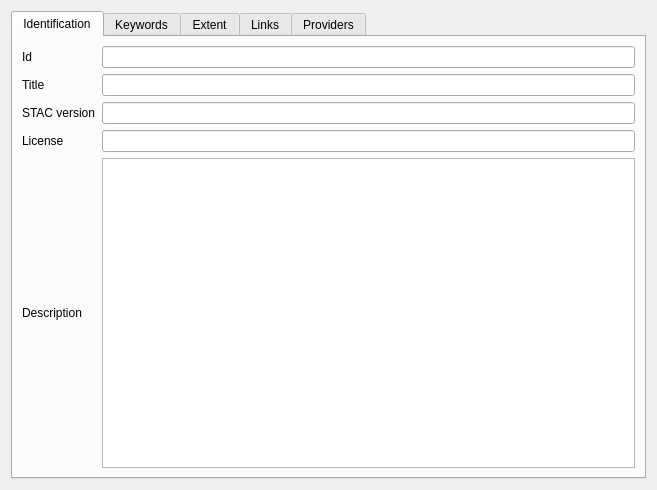
First picture: the form in src/qgis_stac/ui/collection_dialog.ui, repository stac-utils/qgis-stac-plugin, before the edit.
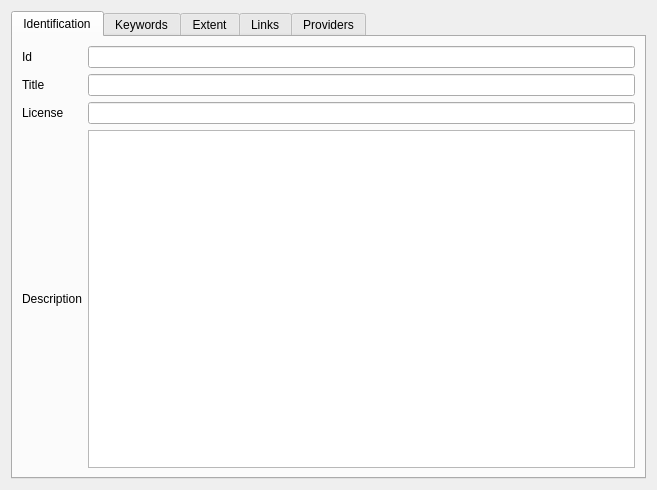
Second picture: the form after the edit. Custom widgets are drawn as their Qt base class.

Commit message: removed stac version from the collection dialog, until the pystac API add the property to the Collection model

```diff
--- a/src/qgis_stac/ui/collection_dialog.ui
+++ b/src/qgis_stac/ui/collection_dialog.ui
@@ -32,32 +32,6 @@
       <layout class="QVBoxLayout" name="verticalLayout">
        <item>
         <layout class="QGridLayout" name="gridLayout_5">
-         <item row="4" column="1">
-          <widget class="QTextEdit" name="description_le">
-           <property name="sizePolicy">
-            <sizepolicy hsizetype="Expanding" vsizetype="Expanding">
-             <horstretch>0</horstretch>
-             <verstretch>0</verstretch>
-            </sizepolicy>
-           </property>
-           <property name="toolTip">
-            <string>Detailed multi-line description to fully explain the collection.</string>
-           </property>
-           <property name="readOnly">
-            <bool>true</bool>
-           </property>
-          </widget>
-         </item>
-         <item row="4" column="0">
-          <widget class="QLabel" name="label_8">
-           <property name="toolTip">
-            <string>Detailed multi-line description to fully explain the collection.</string>
-           </property>
-           <property name="text">
-            <string>Description</string>
-           </property>
-          </widget>
-         </item>
          <item row="0" column="0">
           <widget class="QLabel" name="label_5">
            <property name="toolTip">
@@ -68,23 +42,10 @@
            </property>
           </widget>
          </item>
-         <item row="1" column="0">
-          <widget class="QLabel" name="label_2">
-           <property name="toolTip">
-            <string>A short descriptive one-line title for the collection.</string>
-           </property>
-           <property name="text">
-            <string>Title</string>
-           </property>
-          </widget>
-         </item>
          <item row="2" column="0">
-          <widget class="QLabel" name="label_11">
-           <property name="toolTip">
-            <string>The STAC version the collection implements.</string>
-           </property>
+          <widget class="QLabel" name="license_la">
            <property name="text">
-            <string>STAC version</string>
+            <string>License</string>
            </property>
           </widget>
          </item>
@@ -104,6 +65,33 @@
            </property>
           </widget>
          </item>
+         <item row="3" column="0">
+          <widget class="QLabel" name="label_8">
+           <property name="toolTip">
+            <string>Detailed multi-line description to fully explain the collection.</string>
+           </property>
+           <property name="text">
+            <string>Description</string>
+           </property>
+          </widget>
+         </item>
+         <item row="2" column="1">
+          <widget class="QLineEdit" name="license_le">
+           <property name="readOnly">
+            <bool>true</bool>
+           </property>
+          </widget>
+         </item>
+         <item row="1" column="0">
+          <widget class="QLabel" name="label_2">
+           <property name="toolTip">
+            <string>A short descriptive one-line title for the collection.</string>
+           </property>
+           <property name="text">
+            <string>Title</string>
+           </property>
+          </widget>
+         </item>
          <item row="0" column="1">
           <widget class="QLineEdit" name="id_le">
            <property name="toolTip">
@@ -114,31 +102,17 @@
            </property>
           </widget>
          </item>
-         <item row="2" column="1">
-          <widget class="QLineEdit" name="stac_version_le">
-           <property name="sizePolicy">
-            <sizepolicy hsizetype="Expanding" vsizetype="Fixed">
-             <horstretch>0</horstretch>
-             <verstretch>0</verstretch>
-            </sizepolicy>
-           </property>
-           <property name="toolTip">
-            <string>The STAC version the collection implements.</string>
-           </property>
-           <property name="readOnly">
-            <bool>true</bool>
-           </property>
-          </widget>
-         </item>
-         <item row="3" column="0">
-          <widget class="QLabel" name="license_la">
-           <property name="text">
-            <string>License</string>
-           </property>
-          </widget>
-         </item>
          <item row="3" column="1">
-          <widget class="QLineEdit" name="license_le">
+          <widget class="QTextEdit" name="description_le">
+           <property name="sizePolicy">
+            <sizepolicy hsizetype="Expanding" vsizetype="Expanding">
+             <horstretch>0</horstretch>
+             <verstretch>0</verstretch>
+            </sizepolicy>
+           </property>
+           <property name="toolTip">
+            <string>Detailed multi-line description to fully explain the collection.</string>
+           </property>
            <property name="readOnly">
             <bool>true</bool>
            </property>
```
